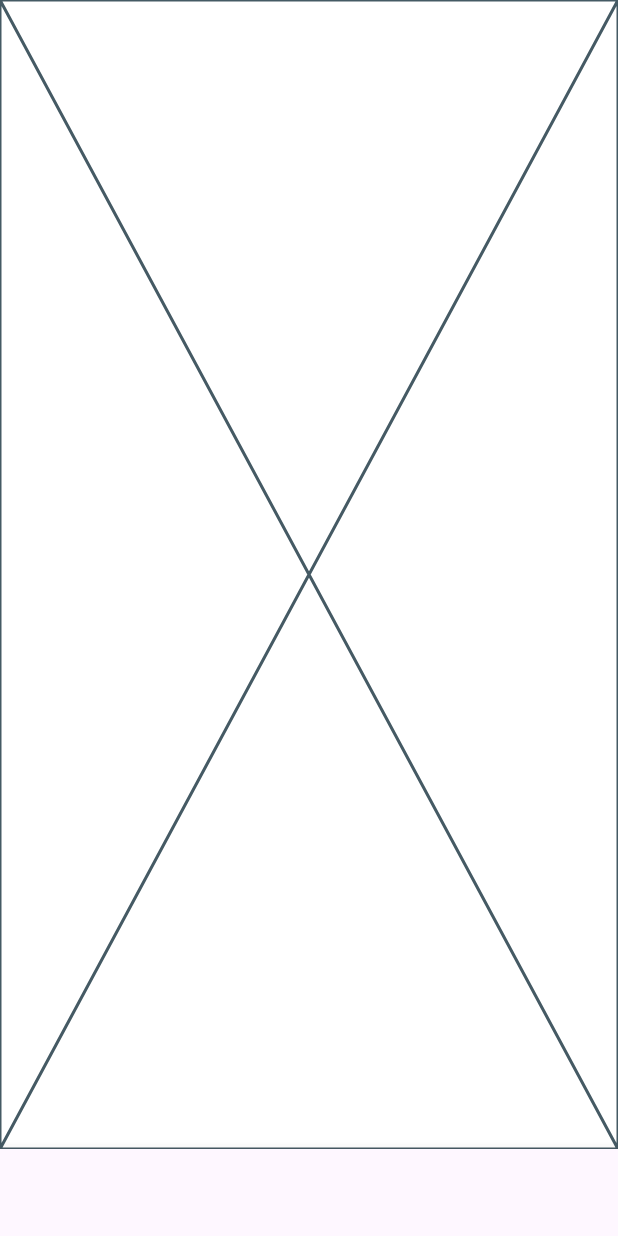
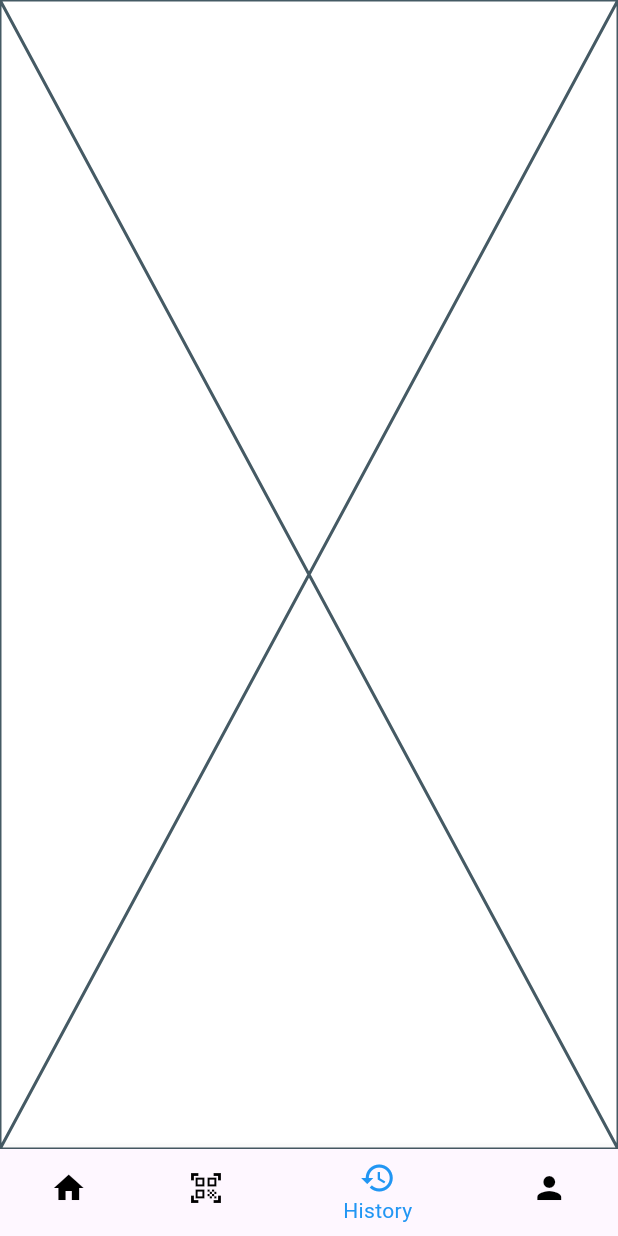
Before and after one commit to a7iiid/PTMA, a Flutter app: the HomePage screen opened by its route, item 3 of the bottom bar chosen, on a phone screen of 412 x 824 dp. Run offline on Flutter 3.47's test engine with Material 3 defaults, Android fonts, the phone set to English and light mode, and no system bars; our stand-ins replace bloc, cloud_firestore, dio, firebase_auth, firebase_core, firebase_storage and 5 more; missing offline and left inert: flutter_polyline_points; accounts and stored records are empty; project files that could hold a hidden picture were left out.

Commit message:
Navbar selected

```diff
--- a/lib/feture/home/presentation/manger/cubit/app_cubit.dart
+++ b/lib/feture/home/presentation/manger/cubit/app_cubit.dart
@@ -17,33 +17,6 @@ class AppCubit extends Cubit<AppState> {
   static get(context) => BlocProvider.of<AppCubit>(context);
   int selectedPage = 0;
 
-  List<BottomNavigationBarItem> bottomItems = [
-    BottomNavigationBarItem(
-        icon: Icon(
-          Icons.home,
-          // color: selectedPage == 0 ? Colors.blue : Colors.black,
-        ),
-        label: 'Location'),
-    BottomNavigationBarItem(
-        icon: Icon(
-          Icons.qr_code_scanner_outlined,
-          // color: selectedPage == 1 ? Colors.blue : Colors.black,
-        ),
-        label: 'Location'),
-    BottomNavigationBarItem(
-        icon: Icon(
-          Icons.history,
-          // color: selectedPage == 2 ? Colors.blue : Colors.black,
-        ),
-        label: 'Location'),
-    BottomNavigationBarItem(
-        icon: Icon(
-          Icons.person,
-          // color: selectedPage == 3 ? Colors.blue : Colors.black,
-        ),
-        label: 'Location'),
-  ];
-
   List<Widget> pages = const [
     MainHomePage(),
     QrCodePage(),
@@ -51,11 +24,66 @@ class AppCubit extends Cubit<AppState> {
     ProfilePage()
   ];
 
+  List<BottomNavigationBarItem> bottomItems = [
+    BottomNavigationBarItem(
+        icon: Icon(
+          Icons.home,
+          color: Colors.blue,
+        ),
+        label: 'Home'),
+    BottomNavigationBarItem(
+        icon: Icon(
+          Icons.qr_code_scanner_outlined,
+          color: Colors.black,
+        ),
+        label: 'Pey'),
+    BottomNavigationBarItem(
+        icon: Icon(
+          Icons.history,
+          color: Colors.black,
+        ),
+        label: 'History'),
+    BottomNavigationBarItem(
+        icon: Icon(
+          Icons.person,
+          color: Colors.black,
+        ),
+        label: 'Profile'),
+  ];
+
   Widget onTapNav(int index) {
     if (index != 0) {
       MapService.positionStream?.cancel();
     }
+
     selectedPage = index;
+    bottomItems = [
+      BottomNavigationBarItem(
+          icon: Icon(
+            Icons.home,
+            color: selectedPage == 0 ? Colors.blue : Colors.black,
+          ),
+          label: 'Home'),
+      BottomNavigationBarItem(
+          icon: Icon(
+            Icons.qr_code_scanner_outlined,
+            color: selectedPage == 1 ? Colors.blue : Colors.black,
+          ),
+          label: 'Pey'),
+      BottomNavigationBarItem(
+          icon: Icon(
+            Icons.history,
+            color: selectedPage == 2 ? Colors.blue : Colors.black,
+          ),
+          label: 'History'),
+      BottomNavigationBarItem(
+          icon: Icon(
+            Icons.person,
+            color: selectedPage == 3 ? Colors.blue : Colors.black,
+          ),
+          label: 'Profile'),
+    ];
+
     emit(AppChangeScreen(activeTab: index));
     return pages[index];
   }
--- a/lib/feture/home/presentation/view/home_page.dart
+++ b/lib/feture/home/presentation/view/home_page.dart
@@ -28,15 +28,16 @@ class HomePage extends StatelessWidget {
           },
           builder: (context, state) {
             return Scaffold(
-              body: state is AppChangeScreen
-                  ? AppCubit.get(context).pages[state.activeTab]
-                  : AppCubit.get(context).pages[0],
-              bottomNavigationBar: BottomNavigationBar(
-                currentIndex: AppCubit.get(context).selectedPage,
-                onTap: (value) => AppCubit.get(context).onTapNav(value),
-                items: AppCubit.get(context).bottomItems,
-              ),
-            );
+                body: AppCubit.get(context)
+                    .pages[AppCubit.get(context).selectedPage],
+                bottomNavigationBar: BottomNavigationBar(
+                  items: AppCubit.get(context).bottomItems,
+                  currentIndex: AppCubit.get(context).selectedPage,
+                  onTap: (index) {
+                    AppCubit.get(context).onTapNav(index);
+                  },
+                  selectedItemColor: Colors.blue,
+                ));
           },
         ),
       ),
```
